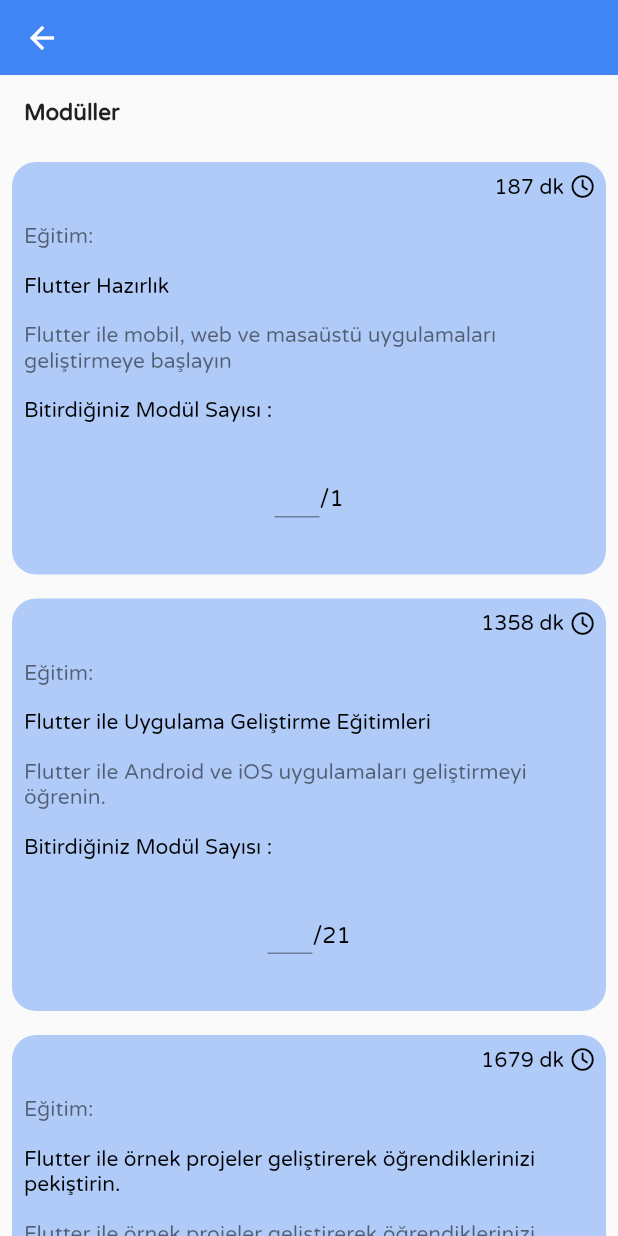
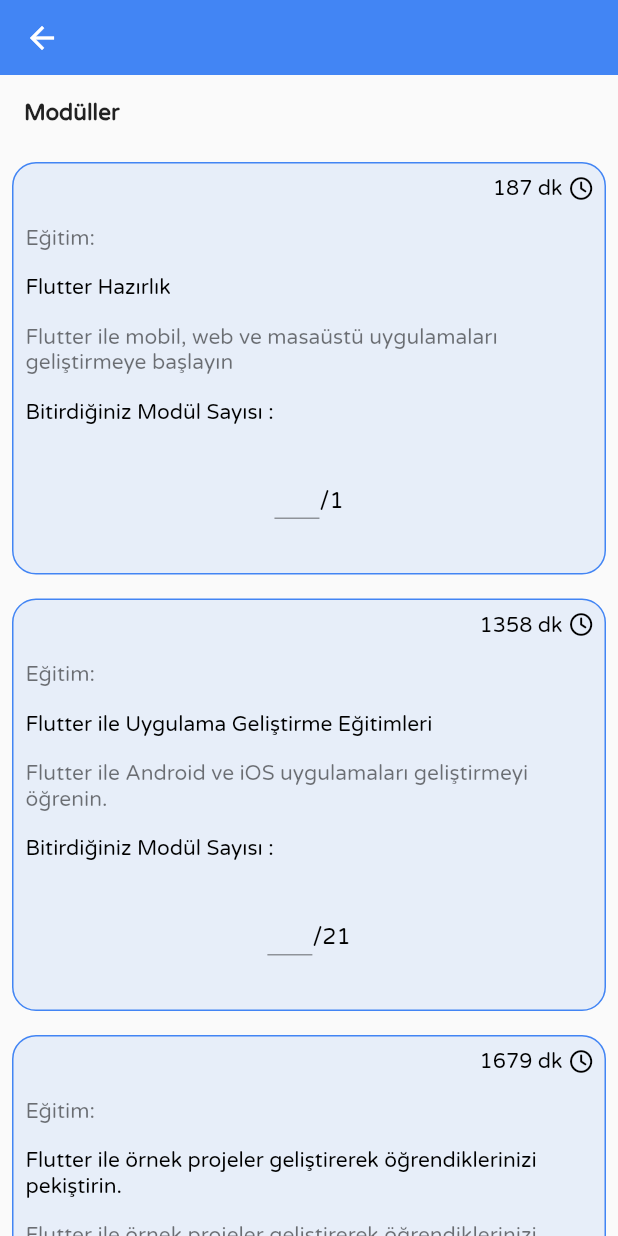
Before and after one commit to emrecan-er/App-Jam-F1, a Flutter app: the FlutterPage screen opened directly, on a phone screen of 412 x 824 dp. Run offline on Flutter 3.47's test engine with Material 2 defaults, Android fonts, the phone set to English and light mode, and no system bars; our stand-ins replace awesome_dialog, cloud_firestore, firebase_auth, firebase_core, flutter_datetime_picker, font_awesome_flutter and 8 more; missing offline and left inert: appbar_animated, dart:ffi; accounts and stored records are empty.

Commit message:
Ufak düzenlemeler

```diff
--- a/flutter_application_1/lib/screens/main_screen.dart
+++ b/flutter_application_1/lib/screens/main_screen.dart
@@ -195,7 +195,7 @@
                         child: Padding(
                           padding: const EdgeInsets.all(16.0),
                           child: Text(
-                            'Geliştirdiğimiz bot sayesinde ödevlerin otomatikmen Slackte paylaşılacak.',
+                            'Geliştirdiğimiz bot sayesinde ödevlerin otomatikmen Slackte paylaşılacak.Böylece ödevlerini daha çok görünecek',
                             style: TextStyle(
                               fontFamily: 'VarelaRound',
                               color: Colors.black54,
--- a/flutter_application_1/lib/widgets/modul_card.dart
+++ b/flutter_application_1/lib/widgets/modul_card.dart
@@ -9,13 +9,13 @@
   int modulSayisi;
   String sure;
 
-  ModulCard(
-      {required this.backgroundColor,
-      required this.modulAciklamasi,
-      required this.sure,
-      required this.modulSayisi,
-      required this.modulAdi,
-      });
+  ModulCard({
+    required this.backgroundColor,
+    required this.modulAciklamasi,
+    required this.sure,
+    required this.modulSayisi,
+    required this.modulAdi,
+  });
 
   @override
   Widget build(BuildContext context) {
@@ -25,7 +25,8 @@
         width: Get.width,
         height: 275,
         decoration: BoxDecoration(
-          color: backgroundColor.withOpacity(0.4),
+          border: Border.all(color: backgroundColor),
+          color: backgroundColor.withOpacity(0.1),
           borderRadius: BorderRadius.circular(16),
         ),
         child: Column(
@@ -114,8 +115,6 @@
                   height: 25,
                   child: TextField(
                     onChanged: (value) {
-
-
                       //value kullanıcının girdiği değer oluyor.o değerleri ayrı ayrı tutup
                       //yüzde hesabına vurulacak
 
```
Also changed, not shown: flutter_application_1/lib/widgets/custom_form_field.dart (+8 -7 lines).
